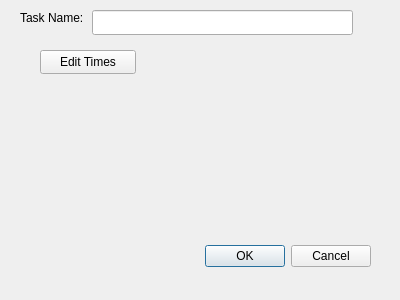
Qt form ktimetracker/edittaskdialog.ui (chusopr/kdepim-ktimetracker-akonadi) before a commit.
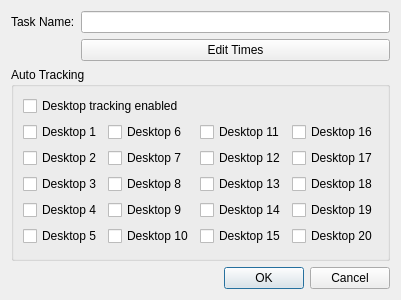
The same form after that commit.

Commit message: Preview for autotracking in edittaskdialog

```diff
--- a/ktimetracker/edittaskdialog.ui
+++ b/ktimetracker/edittaskdialog.ui
@@ -13,69 +13,208 @@
   <property name="windowTitle">
    <string>Dialog</string>
   </property>
-  <widget class="QDialogButtonBox" name="buttonBox">
-   <property name="geometry">
-    <rect>
-     <x>30</x>
-     <y>240</y>
-     <width>341</width>
-     <height>32</height>
-    </rect>
-   </property>
-   <property name="orientation">
-    <enum>Qt::Horizontal</enum>
-   </property>
-   <property name="standardButtons">
-    <set>QDialogButtonBox::Cancel|QDialogButtonBox::Ok</set>
-   </property>
-  </widget>
-  <widget class="QLineEdit" name="tasknamelineedit">
-   <property name="geometry">
-    <rect>
-     <x>92</x>
-     <y>10</y>
-     <width>261</width>
-     <height>25</height>
-    </rect>
-   </property>
-   <property name="whatsThis">
-    <string>&lt;!DOCTYPE HTML PUBLIC &quot;-//W3C//DTD HTML 4.0//EN&quot; &quot;http://www.w3.org/TR/REC-html40/strict.dtd&quot;&gt;
+  <layout class="QGridLayout" name="gridLayout">
+   <item row="0" column="0">
+    <widget class="QLabel" name="tasknamelabel">
+     <property name="text">
+      <string>Task Name:</string>
+     </property>
+    </widget>
+   </item>
+   <item row="0" column="1">
+    <widget class="QLineEdit" name="tasknamelineedit">
+     <property name="whatsThis">
+      <string>&lt;!DOCTYPE HTML PUBLIC &quot;-//W3C//DTD HTML 4.0//EN&quot; &quot;http://www.w3.org/TR/REC-html40/strict.dtd&quot;&gt;
 &lt;html&gt;&lt;head&gt;&lt;meta name=&quot;qrichtext&quot; content=&quot;1&quot; /&gt;&lt;style type=&quot;text/css&quot;&gt;
 p, li { white-space: pre-wrap; }
 &lt;/style&gt;&lt;/head&gt;&lt;body style=&quot; font-family:'Sans Serif'; font-size:10pt; font-weight:400; font-style:normal;&quot;&gt;
 &lt;p style=&quot; margin-top:0px; margin-bottom:0px; margin-left:0px; margin-right:0px; -qt-block-indent:0; text-indent:0px;&quot;&gt;Enter the name of the task here. You can choose it freely.&lt;/p&gt;
 &lt;p style=&quot; margin-top:0px; margin-bottom:0px; margin-left:0px; margin-right:0px; -qt-block-indent:0; text-indent:0px;&quot;&gt;&lt;span style=&quot; font-style:italic;&quot;&gt;Example:&lt;/span&gt; phone with mother&lt;/p&gt;&lt;/body&gt;&lt;/html&gt;</string>
-   </property>
-  </widget>
-  <widget class="QLabel" name="tasknamelabel">
-   <property name="geometry">
-    <rect>
-     <x>20</x>
-     <y>10</y>
-     <width>71</width>
-     <height>16</height>
-    </rect>
-   </property>
-   <property name="text">
-    <string>Task Name:</string>
-   </property>
-  </widget>
-  <widget class="QPushButton" name="edittimespushbutton">
-   <property name="geometry">
-    <rect>
-     <x>40</x>
-     <y>50</y>
-     <width>96</width>
-     <height>24</height>
-    </rect>
-   </property>
-   <property name="whatsThis">
-    <string>To change this task's time, you have to edit its event history.</string>
-   </property>
-   <property name="text">
-    <string>Edit Times</string>
-   </property>
-  </widget>
+     </property>
+    </widget>
+   </item>
+   <item row="2" column="0" colspan="2">
+    <widget class="QGroupBox" name="autotrackinggroupbox">
+     <property name="title">
+      <string>Auto Tracking</string>
+     </property>
+     <layout class="QGridLayout" name="gridLayout_2">
+      <item row="5" column="0">
+       <widget class="QCheckBox" name="desktop_5">
+        <property name="text">
+         <string>Desktop 5</string>
+        </property>
+       </widget>
+      </item>
+      <item row="4" column="0">
+       <widget class="QCheckBox" name="desktop_4">
+        <property name="text">
+         <string>Desktop 4</string>
+        </property>
+       </widget>
+      </item>
+      <item row="3" column="0">
+       <widget class="QCheckBox" name="desktop_3">
+        <property name="text">
+         <string>Desktop 3</string>
+        </property>
+       </widget>
+      </item>
+      <item row="2" column="0">
+       <widget class="QCheckBox" name="desktop_2">
+        <property name="text">
+         <string>Desktop 2</string>
+        </property>
+       </widget>
+      </item>
+      <item row="1" column="0">
+       <widget class="QCheckBox" name="desktop_1">
+        <property name="text">
+         <string>Desktop 1</string>
+        </property>
+       </widget>
+      </item>
+      <item row="3" column="1">
+       <widget class="QCheckBox" name="desktop_8">
+        <property name="text">
+         <string>Desktop 8</string>
+        </property>
+       </widget>
+      </item>
+      <item row="4" column="1">
+       <widget class="QCheckBox" name="desktop_9">
+        <property name="text">
+         <string>Desktop 9</string>
+        </property>
+       </widget>
+      </item>
+      <item row="1" column="1">
+       <widget class="QCheckBox" name="desktop_6">
+        <property name="text">
+         <string>Desktop 6</string>
+        </property>
+       </widget>
+      </item>
+      <item row="2" column="1">
+       <widget class="QCheckBox" name="desktop_7">
+        <property name="text">
+         <string>Desktop 7</string>
+        </property>
+       </widget>
+      </item>
+      <item row="5" column="1">
+       <widget class="QCheckBox" name="desktop_10">
+        <property name="text">
+         <string>Desktop 10</string>
+        </property>
+       </widget>
+      </item>
+      <item row="2" column="2">
+       <widget class="QCheckBox" name="desktop_12">
+        <property name="text">
+         <string>Desktop 12</string>
+        </property>
+       </widget>
+      </item>
+      <item row="2" column="3">
+       <widget class="QCheckBox" name="desktop_17">
+        <property name="text">
+         <string>Desktop 17</string>
+        </property>
+       </widget>
+      </item>
+      <item row="1" column="2">
+       <widget class="QCheckBox" name="desktop_11">
+        <property name="text">
+         <string>Desktop 11</string>
+        </property>
+       </widget>
+      </item>
+      <item row="1" column="3">
+       <widget class="QCheckBox" name="desktop_16">
+        <property name="text">
+         <string>Desktop 16</string>
+        </property>
+       </widget>
+      </item>
+      <item row="3" column="2">
+       <widget class="QCheckBox" name="desktop_13">
+        <property name="text">
+         <string>Desktop 13</string>
+        </property>
+       </widget>
+      </item>
+      <item row="3" column="3">
+       <widget class="QCheckBox" name="desktop_18">
+        <property name="text">
+         <string>Desktop 18</string>
+        </property>
+       </widget>
+      </item>
+      <item row="4" column="2">
+       <widget class="QCheckBox" name="desktop_14">
+        <property name="text">
+         <string>Desktop 14</string>
+        </property>
+       </widget>
+      </item>
+      <item row="4" column="3">
+       <widget class="QCheckBox" name="desktop_19">
+        <property name="text">
+         <string>Desktop 19</string>
+        </property>
+       </widget>
+      </item>
+      <item row="5" column="2">
+       <widget class="QCheckBox" name="desktop_15">
+        <property name="text">
+         <string>Desktop 15</string>
+        </property>
+       </widget>
+      </item>
+      <item row="5" column="3">
+       <widget class="QCheckBox" name="desktop_20">
+        <property name="text">
+         <string>Desktop 20</string>
+        </property>
+       </widget>
+      </item>
+      <item row="0" column="0" colspan="2">
+       <widget class="QCheckBox" name="desktoptrackingenabled">
+        <property name="whatsThis">
+         <string>With desktop tracking, you can associate every task with a virtual desktop. As soon as you enter this desktop, timing for this task is started.
+
+Select the desktop(s) that will automatically start the timer of this task.</string>
+        </property>
+        <property name="text">
+         <string>Desktop tracking enabled</string>
+        </property>
+       </widget>
+      </item>
+     </layout>
+    </widget>
+   </item>
+   <item row="3" column="0" colspan="2">
+    <widget class="QDialogButtonBox" name="buttonBox">
+     <property name="orientation">
+      <enum>Qt::Horizontal</enum>
+     </property>
+     <property name="standardButtons">
+      <set>QDialogButtonBox::Cancel|QDialogButtonBox::Ok</set>
+     </property>
+    </widget>
+   </item>
+   <item row="1" column="1">
+    <widget class="QPushButton" name="edittimespushbutton">
+     <property name="whatsThis">
+      <string>To change this task's time, you have to edit its event history.</string>
+     </property>
+     <property name="text">
+      <string>Edit Times</string>
+     </property>
+    </widget>
+   </item>
+  </layout>
  </widget>
  <resources/>
  <connections>
```
